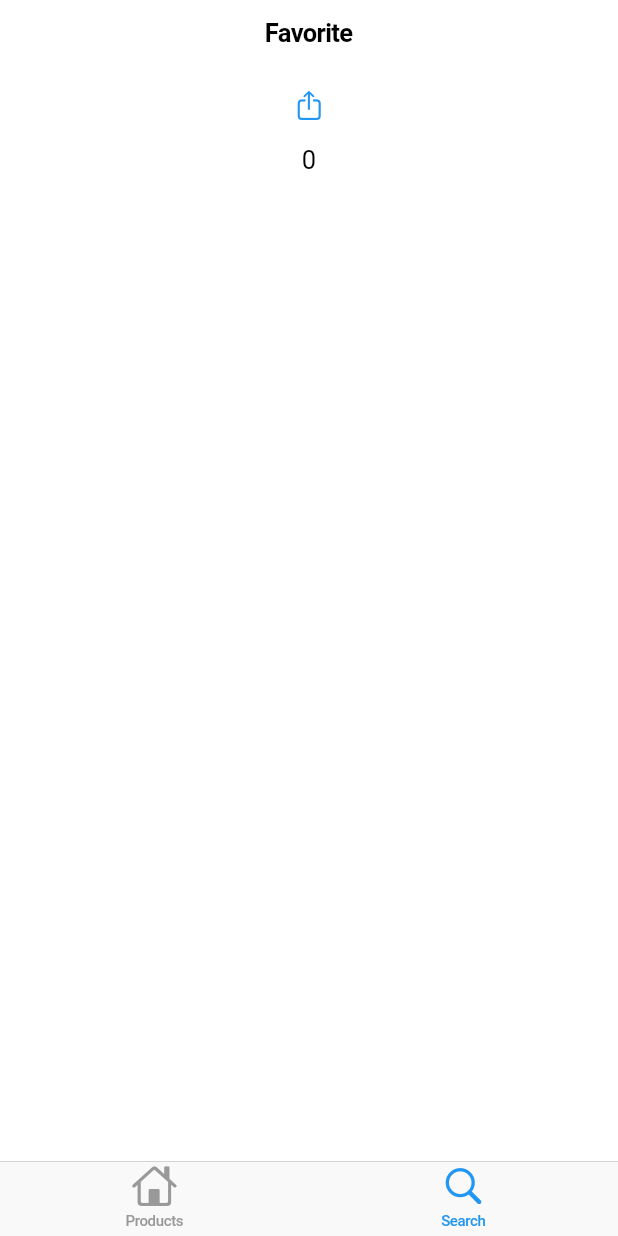
After one commit to yuchehsieh/flutter_meal_app, a Flutter app: the screen it shows after launch, item 2 of the bottom bar chosen, on a phone screen of 412 x 824 dp. The commit adds this screen. Run offline on Flutter 3.47's test engine with Material 2 defaults, Android fonts, the phone set to English and light mode, and no system bars.

```diff
--- a/lib/main.dart
+++ b/lib/main.dart
@@ -1,10 +1,8 @@
 import 'package:flutter/cupertino.dart';
 import 'package:flutter/material.dart';
-import 'package:meals_app/screens/meal_detail_screen.dart' as prefix0;
-
-import './screens/categories_screen.dart';
-import './screens/category_meals_screen.dart';
-import './screens//meal_detail_screen.dart';
+import 'package:meals_app/screens/category_meals_screen.dart';
+import 'package:meals_app/screens/meal_detail_screen.dart';
+import 'package:meals_app/screens/tab_sceen.dart';
 
 void main() => runApp(MyApp());
 
@@ -19,7 +17,7 @@ class MyApp extends StatelessWidget {
       // home: CategoriesScreen(),
       // initialRoute: '/', // default is '/'
       routes: {
-        '/': (context) => CategoriesScreen(),
+        '/': (context) => TabScreen(),
         CategoryMealsScreen.routeName: (context) => CategoryMealsScreen(),
         MealDetailScreen.routeName: (context) => MealDetailScreen(),
       },
--- a/lib/screens/category_meals_screen.dart
+++ b/lib/screens/category_meals_screen.dart
@@ -10,6 +10,8 @@ class CategoryMealsScreen extends StatelessWidget {
   Widget build(BuildContext context) {
     final routeArgs =
         ModalRoute.of(context).settings.arguments as Map<String, String>;
+
+    print(routeArgs);
 
     final categoryTitle = routeArgs['categoryTitle'];
     final categoryId = routeArgs['categoryId'];
--- /dev/null
+++ b/lib/screens/favorites_screen.dart
@@ -0,0 +1,40 @@
+import 'package:flutter/cupertino.dart';
+import 'package:meals_app/dummy_data.dart';
+import 'package:meals_app/screens/category_meals_screen.dart';
+import 'package:meals_app/widgets/category_item.dart';
+
+class FavoriteScreen extends StatefulWidget {
+  @override
+  _FavoriteScreenState createState() => _FavoriteScreenState();
+}
+
+class _FavoriteScreenState extends State<FavoriteScreen> {
+  int _count = 0;
+
+  void _addCount() {
+    setState(() {
+      _count += 1;
+    });
+  }
+
+  @override
+  Widget build(BuildContext context) {
+    return CupertinoPageScaffold(
+      navigationBar: CupertinoNavigationBar(
+        middle: Text('Favorite'),
+      ),
+      child: SafeArea(
+        child: Center(
+            child: Column(
+          children: <Widget>[
+            CupertinoButton(
+              child: Icon(CupertinoIcons.share),
+              onPressed: _addCount,
+            ),
+            Text(_count.toString()),
+          ],
+        )),
+      ),
+    );
+  }
+}
--- /dev/null
+++ b/lib/screens/tab_sceen.dart
@@ -0,0 +1,43 @@
+import 'package:flutter/cupertino.dart';
+import 'package:meals_app/screens/categories_screen.dart';
+import 'package:meals_app/screens/favorites_screen.dart';
+
+class TabScreen extends StatefulWidget {
+  @override
+  _TabScreenState createState() => _TabScreenState();
+}
+
+class _TabScreenState extends State<TabScreen> {
+  @override
+  Widget build(BuildContext context) {
+    return CupertinoTabScaffold(
+        tabBar: CupertinoTabBar(
+          items: const <BottomNavigationBarItem>[
+            BottomNavigationBarItem(
+              icon: Icon(CupertinoIcons.home),
+              title: Text('Products'),
+            ),
+            BottomNavigationBarItem(
+              icon: Icon(CupertinoIcons.search),
+              title: Text('Search'),
+            ),
+          ],
+        ),
+        tabBuilder: (context, index) {
+          switch (index) {
+            case 0:
+              return CupertinoTabView(builder: (context) {
+                return CupertinoPageScaffold(
+                  child: CategoriesScreen(),
+                );
+              });
+            case 1:
+              return CupertinoTabView(builder: (context) {
+                return CupertinoPageScaffold(
+                  child: FavoriteScreen(),
+                );
+              });
+          }
+        });
+  }
+}
--- a/lib/widgets/category_item.dart
+++ b/lib/widgets/category_item.dart
@@ -1,7 +1,6 @@
 import 'package:flutter/cupertino.dart';
 import 'package:flutter/material.dart';
-
-import '../screens/category_meals_screen.dart';
+import 'package:meals_app/screens/category_meals_screen.dart';
 
 class CategoryItem extends StatelessWidget {
   final String id;
@@ -11,6 +10,8 @@ class CategoryItem extends StatelessWidget {
   CategoryItem({this.id, this.title, this.color});
 
   void selectCategory(BuildContext context) {
+    // Navigator.push(context,
+    //     CupertinoPageRoute(builder: (context) => CategoryMealsScreen()));
     Navigator.of(context).pushNamed(
       CategoryMealsScreen.routeName,
       arguments: {
```
Also changed, not shown: lib/screens/categories_screen.dart (+8 -32 lines).
